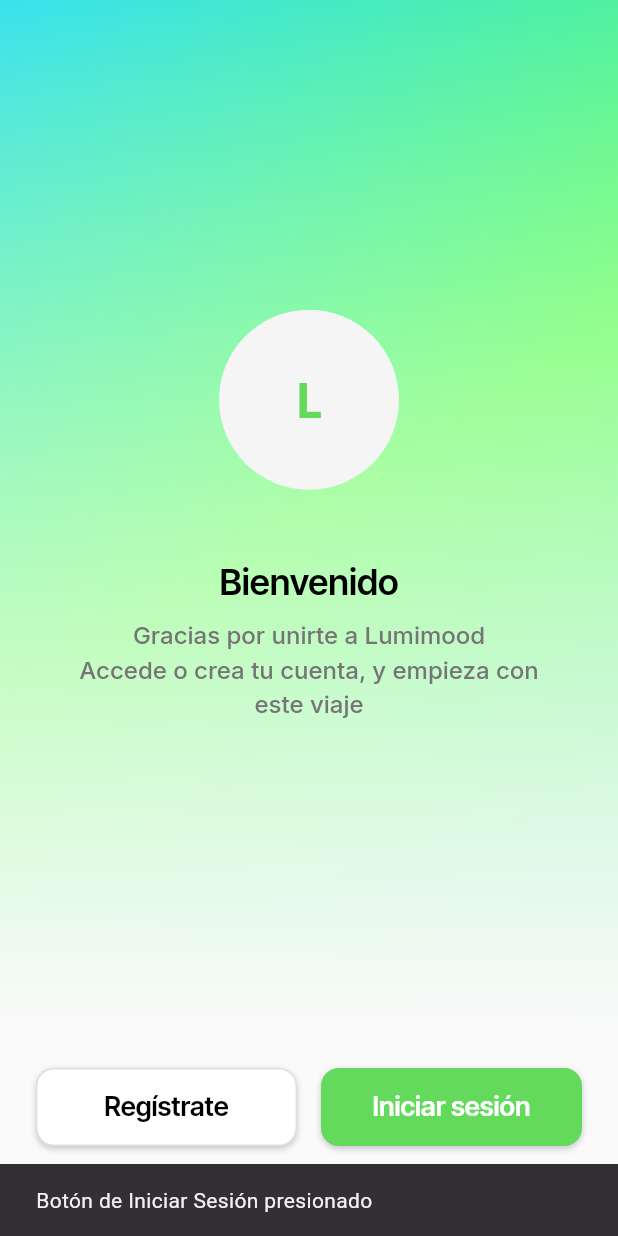
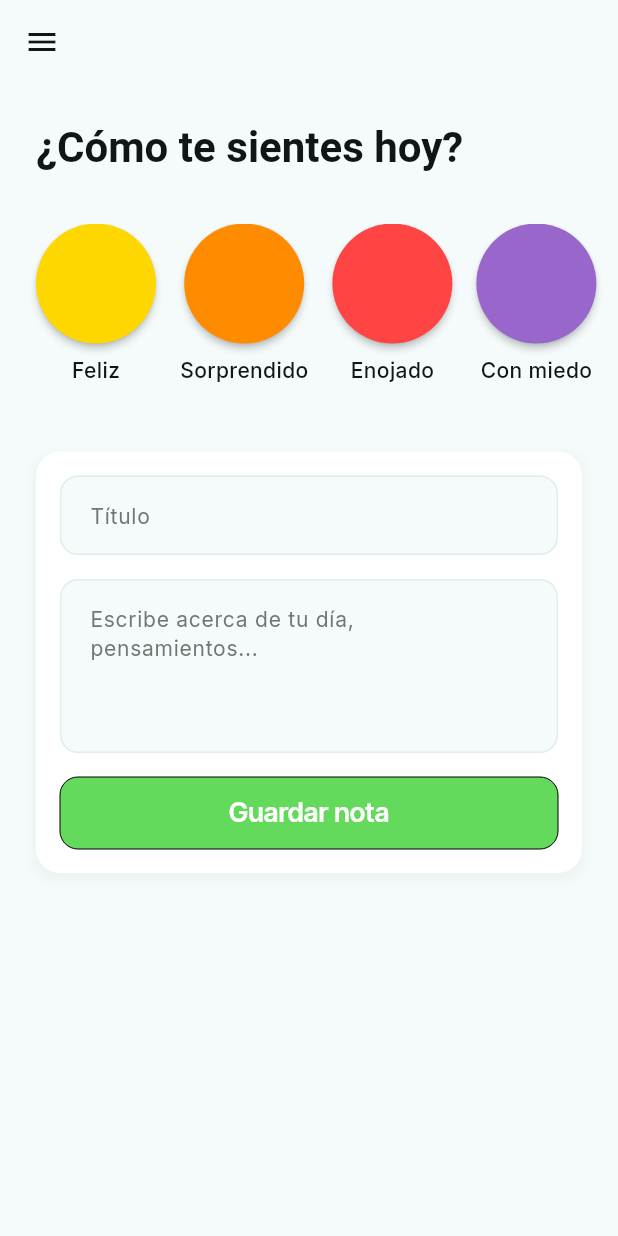
Before and after one commit to YaelAguilar/Lumimood-app, a Flutter app: the screen it shows after launch, after a tap on "Iniciar sesión", on a phone screen of 412 x 824 dp. Run offline on Flutter 3.47's test engine with Material 3 defaults, Android fonts, the phone set to English and light mode, and no system bars; drawn by our look-alikes of flutter_animate; our stand-ins replace google_fonts.

Commit message:
Implement diary feature with emotion selection and note saving; refactor theme and welcome page

```diff
--- a/lib/core/theme/app_theme.dart
+++ b/lib/core/theme/app_theme.dart
@@ -1,17 +1,23 @@
 import 'package:flutter/material.dart';
 
 class AppTheme {
-  static AppTheme of(BuildContext context) => AppTheme();
+  final BuildContext context;
+  AppTheme(this.context);
 
-  Color get secondaryBackground => Colors.grey[50]!;
+  static AppTheme of(BuildContext context) => AppTheme(context);
+
+  Color get secondaryBackground => Theme.of(context).scaffoldBackgroundColor;
   Color get accent4 => Colors.grey[100]!;
   Color get primaryBackground => Colors.white;
-  Color get primaryText => Colors.black;
+  Color get primaryText => const Color(0xFF101518);
   Color get alternate => Colors.grey[300]!;
-  Color get primaryColor => const Color(0xFF63DA5C);
+  Color get primaryColor => Theme.of(context).primaryColor;
 
-  TextStyle get displayLarge => const TextStyle(fontSize: 32, fontWeight: FontWeight.bold, color: Colors.black);
-  TextStyle get displaySmall => const TextStyle(fontSize: 24, fontWeight: FontWeight.w600, color: Colors.black);
-  TextStyle get labelMedium => TextStyle(fontSize: 16, fontWeight: FontWeight.w500, color: Colors.grey[600]);
-  TextStyle get titleSmall => const TextStyle(fontSize: 18, fontWeight: FontWeight.w600, color: Colors.black);
+
+  TextStyle get displayLarge => Theme.of(context).textTheme.displayLarge!;
+  TextStyle get displaySmall => Theme.of(context).textTheme.displaySmall!;
+  TextStyle get headlineMedium => Theme.of(context).textTheme.headlineMedium!;
+  TextStyle get titleSmall => Theme.of(context).textTheme.titleSmall!;
+  TextStyle get bodyMedium => Theme.of(context).textTheme.bodyMedium!;
+  TextStyle get labelMedium => Theme.of(context).textTheme.labelMedium!;
 }
--- /dev/null
+++ b/lib/features/diary/model/emotion_model.dart
@@ -0,0 +1,19 @@
+import 'package:flutter/material.dart';
+
+class Emotion {
+  final String name;
+  final Color color;
+
+  const Emotion({required this.name, required this.color});
+}
+
+class AppEmotions {
+  static const List<Emotion> emotions = [
+    Emotion(name: 'Feliz', color: Color(0xFFFFD700)),
+    Emotion(name: 'Sorprendido', color: Color(0xFFFF8C00)),
+    Emotion(name: 'Enojado', color: Color(0xFFFF4444)),
+    Emotion(name: 'Con miedo', color: Color(0xFF9966CC)),
+    Emotion(name: 'Triste', color: Color(0xFF4169E1)),
+    Emotion(name: 'Disgustado', color: Color(0xFF228B22)),
+  ];
+}
--- /dev/null
+++ b/lib/features/diary/view/diary_page.dart
@@ -0,0 +1,184 @@
+import 'package:flutter/material.dart';
+import 'package:google_fonts/google_fonts.dart';
+import 'package:provider/provider.dart';
+
+import '../../../ui/shared_widgets/custom_button.dart';
+import '../../../core/theme/app_theme.dart';
+import '../../../core/extensions/text_style_extensions.dart';
+import '../viewmodel/diary_viewmodel.dart';
+import '../widgets/emotion_button.dart';
+
+class DiaryPage extends StatelessWidget {
+  const DiaryPage({super.key});
+
+  @override
+  Widget build(BuildContext context) {
+    return ChangeNotifierProvider(
+      create: (_) => DiaryViewModel(),
+      child: Consumer<DiaryViewModel>(
+        builder: (context, viewModel, child) {
+          final theme = AppTheme.of(context);
+          return GestureDetector(
+            onTap: () => FocusManager.instance.primaryFocus?.unfocus(),
+            child: Scaffold(
+              key: GlobalKey<ScaffoldState>(),
+              backgroundColor: const Color(0xFFF5FBFB),
+              appBar: AppBar(
+                backgroundColor: Colors.transparent,
+                elevation: 0,
+                leading: Builder(
+                  builder: (context) => IconButton(
+                    icon: Icon(Icons.menu, color: theme.primaryText),
+                    onPressed: () => Scaffold.of(context).openDrawer(),
+                  ),
+                ),
+              ),
+              drawer: _buildDrawer(context),
+              body: SafeArea(
+                child: SingleChildScrollView(
+                  padding: const EdgeInsets.symmetric(vertical: 24.0),
+                  child: Column(
+                    mainAxisSize: MainAxisSize.max,
+                    crossAxisAlignment: CrossAxisAlignment.start,
+                    children: [
+                      Padding(
+                        padding: const EdgeInsets.symmetric(horizontal: 24.0),
+                        child: Text(
+                          '¿Cómo te sientes hoy?',
+                          style: theme.headlineMedium.override(
+                            fontFamily: GoogleFonts.readexPro().fontFamily,
+                          ),
+                        ),
+                      ),
+                      const SizedBox(height: 32),
+                      _buildEmotionsList(context, viewModel),
+                      const SizedBox(height: 32),
+                      Padding(
+                        padding: const EdgeInsets.symmetric(horizontal: 24.0),
+                        child: _buildNoteCard(context, viewModel),
+                      ),
+                    ],
+                  ),
+                ),
+              ),
+            ),
+          );
+        },
+      ),
+    );
+  }
+
+  Widget _buildEmotionsList(BuildContext context, DiaryViewModel viewModel) {
+    return SizedBox(
+      height: 120,
+      child: ListView.separated(
+        padding: const EdgeInsets.symmetric(horizontal: 24.0),
+        scrollDirection: Axis.horizontal,
+        itemCount: viewModel.emotions.length,
+        separatorBuilder: (context, index) => const SizedBox(width: 16),
+        itemBuilder: (context, index) {
+          final emotion = viewModel.emotions[index];
+          return EmotionButton(
+            emotion: emotion,
+            onPressed: () => viewModel.onEmotionTapped(context, emotion),
+          );
+        },
+      ),
+    );
+  }
+
+  Widget _buildNoteCard(BuildContext context, DiaryViewModel viewModel) {
+    final theme = AppTheme.of(context);
+    return Container(
+      padding: const EdgeInsets.all(16),
+      decoration: BoxDecoration(
+        color: Colors.white,
+        borderRadius: BorderRadius.circular(16),
+        boxShadow: [
+          BoxShadow(
+            color: Colors.grey.withAlpha(26), // <-- CORREGIDO
+            spreadRadius: 2,
+            blurRadius: 5,
+            offset: const Offset(0, 3),
+          )
+        ],
+      ),
+      child: Column(
+        mainAxisSize: MainAxisSize.min,
+        crossAxisAlignment: CrossAxisAlignment.start,
+        children: [
+          TextFormField(
+            controller: viewModel.titleController,
+            focusNode: viewModel.titleFocusNode,
+            decoration: const InputDecoration(hintText: 'Título'),
+            style: theme.labelMedium,
+            textCapitalization: TextCapitalization.sentences,
+          ),
+          const SizedBox(height: 16),
+          TextFormField(
+            controller: viewModel.contentController,
+            focusNode: viewModel.contentFocusNode,
+            decoration: const InputDecoration(
+                hintText: 'Escribe acerca de tu día, pensamientos...'),
+            style: theme.labelMedium,
+            maxLines: 4,
+            minLines: 4,
+            textCapitalization: TextCapitalization.sentences,
+          ),
+          const SizedBox(height: 16),
+          CustomButton(
+            onPressed: () {
+              viewModel.saveNote();
+              FocusManager.instance.primaryFocus?.unfocus();
+            },
+            text: 'Guardar nota',
+            options: ButtonOptions(
+              width: double.infinity,
+              height: 48,
+              color: theme.primaryColor,
+              textStyle: theme.titleSmall.override(color: Colors.white),
+              borderRadius: BorderRadius.circular(12),
+            ),
+          ),
+        ],
+      ),
+    );
+  }
+
+  Widget _buildDrawer(BuildContext context) {
+    final theme = AppTheme.of(context);
+    return Drawer(
+      elevation: 16,
+      child: Column(
+        children: [
+          DrawerHeader(
+            decoration: BoxDecoration(color: theme.primaryColor.withAlpha(26)),
+            child: Center(
+              child: Text(
+                'Lumimood',
+                style: theme.displaySmall.override(
+                  color: theme.primaryColor,
+                  fontFamily: GoogleFonts.interTight().fontFamily,
+                ),
+              ),
+            ),
+          ),
+          ListTile(
+            leading: const Icon(Icons.book),
+            title: Text('Diario', style: theme.titleSmall),
+            onTap: () {
+              Navigator.of(context).pop();
+            },
+          ),
+          ListTile(
+            leading: const Icon(Icons.bar_chart),
+            title: Text('Estadísticas', style: theme.titleSmall),
+            onTap: () {
+              Navigator.of(context).pop();
+            },
+          ),
+        ],
+      ),
+    );
+  }
+}
--- /dev/null
+++ b/lib/features/diary/viewmodel/diary_viewmodel.dart
@@ -0,0 +1,54 @@
+import 'package:flutter/material.dart';
+import '../model/emotion_model.dart';
+
+class DiaryViewModel extends ChangeNotifier {
+  late final TextEditingController titleController;
+  late final TextEditingController contentController;
+  late final FocusNode titleFocusNode;
+  late final FocusNode contentFocusNode;
+
+  DiaryViewModel() {
+    titleController = TextEditingController();
+    contentController = TextEditingController();
+    titleFocusNode = FocusNode();
+    contentFocusNode = FocusNode();
+  }
+
+  List<Emotion> get emotions => AppEmotions.emotions;
+
+  void onEmotionTapped(BuildContext context, Emotion emotion) {
+    print('Emoción seleccionada: ${emotion.name}');
+    ScaffoldMessenger.of(context).showSnackBar(
+      SnackBar(
+        content: Text('Seleccionaste: ${emotion.name}'),
+        backgroundColor: emotion.color,
+      ),
+    );
+  }
+
+  void saveNote() {
+    final title = titleController.text;
+    final content = contentController.text;
+
+    if (title.isEmpty || content.isEmpty) {
+      print('El título o el contenido están vacíos.');
+      return;
+    }
+
+    print('Guardando nota...');
+    print('Título: $title');
+    print('Contenido: $content');
+
+    titleController.clear();
+    contentController.clear();
+  }
+
+  @override
+  void dispose() {
+    titleController.dispose();
+    contentController.dispose();
+    titleFocusNode.dispose();
+    contentFocusNode.dispose();
+    super.dispose();
+  }
+}
--- /dev/null
+++ b/lib/features/diary/widgets/emotion_button.dart
@@ -0,0 +1,42 @@
+import 'package:flutter/material.dart';
+import '../model/emotion_model.dart';
+
+class EmotionButton extends StatelessWidget {
+  final Emotion emotion;
+  final VoidCallback onPressed;
+
+  const EmotionButton({
+    super.key,
+    required this.emotion,
+    required this.onPressed,
+  });
+
+  @override
+  Widget build(BuildContext context) {
+    return Column(
+      mainAxisSize: MainAxisSize.min,
+      children: [
+        SizedBox(
+          width: 80,
+          height: 80,
+          child: ElevatedButton(
+            onPressed: onPressed,
+            style: ElevatedButton.styleFrom(
+              backgroundColor: emotion.color,
+              shape: const CircleBorder(),
+              padding: const EdgeInsets.all(8),
+              elevation: 2,
+            ),
+            child: Container(),
+          ),
+        ),
+        const SizedBox(height: 8),
+        Text(
+          emotion.name,
+          textAlign: TextAlign.center,
+          style: Theme.of(context).textTheme.bodyMedium,
+        ),
+      ],
+    );
+  }
+}
--- a/lib/main.dart
+++ b/lib/main.dart
@@ -1,4 +1,7 @@
 import 'package:flutter/material.dart';
+import 'package:google_fonts/google_fonts.dart';
+
+import 'features/diary/view/diary_page.dart';
 import 'ui/welcome/view/welcome_page.dart';
 
 void main() {
@@ -10,16 +13,60 @@
 
   @override
   Widget build(BuildContext context) {
+    final baseTheme = ThemeData(
+      useMaterial3: true,
+      primaryColor: const Color(0xFF63DA5C),
+      scaffoldBackgroundColor: const Color(0xFFF5FBFB),
+      colorScheme: ColorScheme.fromSeed(
+        seedColor: const Color(0xFF63DA5C),
+        primary: const Color(0xFF63DA5C),
+        secondary: Colors.grey[300]!,
+        surface: Colors.grey[50]!,
+      ),
+      textTheme: TextTheme(
+        displayLarge: GoogleFonts.notoSans(fontSize: 32, fontWeight: FontWeight.bold, color: const Color(0xFF101518)),
+        displaySmall: GoogleFonts.interTight(fontSize: 24, fontWeight: FontWeight.w600, color: const Color(0xFF101518)),
+        headlineMedium: GoogleFonts.readexPro(fontSize: 28, fontWeight: FontWeight.w600, color: const Color(0xFF101518)),
+        titleSmall: GoogleFonts.interTight(fontSize: 18, fontWeight: FontWeight.w600, color: const Color(0xFF101518)),
+        bodyMedium: GoogleFonts.inter(fontSize: 14, fontWeight: FontWeight.w500, color: const Color(0xFF101518)),
+        labelMedium: GoogleFonts.inter(fontSize: 16, fontWeight: FontWeight.normal, color: const Color(0xFF101518)),
+      ),
+      inputDecorationTheme: InputDecorationTheme(
+        filled: true,
+        fillColor: const Color(0xFFF5FBFB),
+        hintStyle: GoogleFonts.inter(color: Colors.grey[600], fontSize: 14),
+        contentPadding: const EdgeInsets.symmetric(horizontal: 16, vertical: 16),
+        border: OutlineInputBorder(
+          borderRadius: BorderRadius.circular(12),
+          borderSide: const BorderSide(color: Color(0xFFDFEDEC), width: 1),
+        ),
+        enabledBorder: OutlineInputBorder(
+          borderRadius: BorderRadius.circular(12),
+          borderSide: const BorderSide(color: Color(0xFFDFEDEC), width: 1),
+        ),
+        focusedBorder: OutlineInputBorder(
+          borderRadius: BorderRadius.circular(12),
+          borderSide: const BorderSide(color: Color(0xFF06D5CD), width: 2),
+        ),
+        errorBorder: OutlineInputBorder(
+          borderRadius: BorderRadius.circular(12),
+          borderSide: const BorderSide(color: Color(0xFFC4454D), width: 1),
+        ),
+        focusedErrorBorder: OutlineInputBorder(
+          borderRadius: BorderRadius.circular(12),
+          borderSide: const BorderSide(color: Color(0xFFC4454D), width: 2),
+        ),
+      ),
+    );
+
     return MaterialApp(
       title: 'Lumimood',
-      theme: ThemeData(
-        primarySwatch: Colors.blue,
-        useMaterial3: true,
-      ),
+      theme: baseTheme,
       home: const WelcomePage(),
       routes: {
         '/login': (context) => const LoginPagePlaceholder(),
         '/register': (context) => const RegisterPagePlaceholder(),
+        '/diary': (context) => const DiaryPage(),
       },
     );
   }
--- a/lib/ui/welcome/view/welcome_page.dart
+++ b/lib/ui/welcome/view/welcome_page.dart
@@ -6,7 +6,7 @@
 import '../../../core/theme/app_theme.dart';
 import '../../../core/extensions/animation_extensions.dart';
 import '../../../core/extensions/text_style_extensions.dart';
-import '../../shared_widgets/custom_button.dart';
+import '../../../ui/shared_widgets/custom_button.dart';
 import '../viewmodel/welcome_viewmodel.dart';
 
 class WelcomePage extends StatefulWidget {
@@ -93,9 +93,7 @@
                           child: Padding(
                             padding: const EdgeInsetsDirectional.fromSTEB(8, 0, 8, 16),
                             child: CustomButton(
-                              onPressed: () {
-                                ScaffoldMessenger.of(context).showSnackBar(const SnackBar(content: Text('Botón de Registro presionado')));
-                              },
+                              onPressed: () => viewModel.onRegisterTapped(context),
                               text: 'Regístrate',
                               options: ButtonOptions(
                                 width: 230,
@@ -113,9 +111,7 @@
                           child: Padding(
                             padding: const EdgeInsetsDirectional.fromSTEB(8, 0, 8, 16),
                             child: CustomButton(
-                              onPressed: () {
-                                ScaffoldMessenger.of(context).showSnackBar(const SnackBar(content: Text('Botón de Iniciar Sesión presionado')));
-                              },
+                              onPressed: () => viewModel.onLoginTapped(context),
                               text: 'Iniciar sesión',
                               options: ButtonOptions(
                                 width: 230,
--- a/lib/ui/welcome/viewmodel/welcome_viewmodel.dart
+++ b/lib/ui/welcome/viewmodel/welcome_viewmodel.dart
@@ -1,4 +1,12 @@
 import 'package:flutter/material.dart';
 
 class WelcomeViewModel extends ChangeNotifier {
+
+  void onRegisterTapped(BuildContext context) {
+    Navigator.of(context).pushNamed('/register');
+  }
+
+  void onLoginTapped(BuildContext context) {
+    Navigator.of(context).pushReplacementNamed('/diary');
+  }
 }
```
